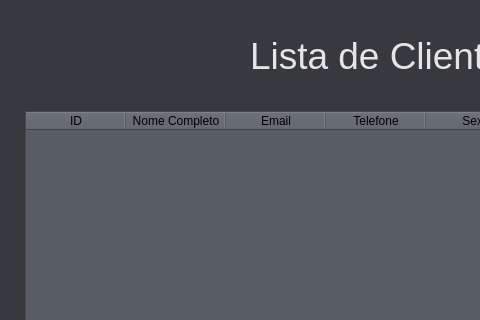
First picture: the form in SYSTEM CONTROL/PrototipoListaClientes.ui, repository victorkok/OPE-Oficina-Mecanica, before the edit; both pictures show x 0 to 480 and y 0 to 320 of the 783 by 744 pixel window.
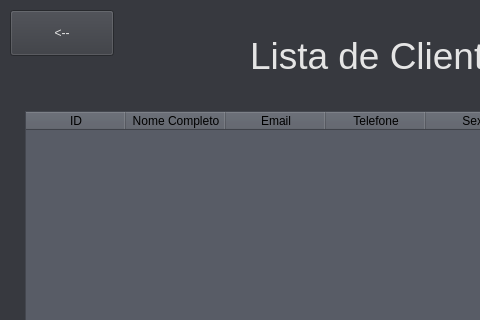
Second picture: the form after the edit.

Patch:
```diff
--- a/SYSTEM CONTROL/PrototipoListaClientes.ui
+++ b/SYSTEM CONTROL/PrototipoListaClientes.ui
@@ -136,6 +136,30 @@
      </property>
     </column>
    </widget>
+   <widget class="QPushButton" name="voltar">
+    <property name="geometry">
+     <rect>
+      <x>10</x>
+      <y>10</y>
+      <width>104</width>
+      <height>46</height>
+     </rect>
+    </property>
+    <property name="sizeIncrement">
+     <size>
+      <width>0</width>
+      <height>0</height>
+     </size>
+    </property>
+    <property name="font">
+     <font>
+      <pointsize>9</pointsize>
+     </font>
+    </property>
+    <property name="text">
+     <string>&lt;--</string>
+    </property>
+   </widget>
   </widget>
   <widget class="QMenuBar" name="menubar">
    <property name="geometry">
```
